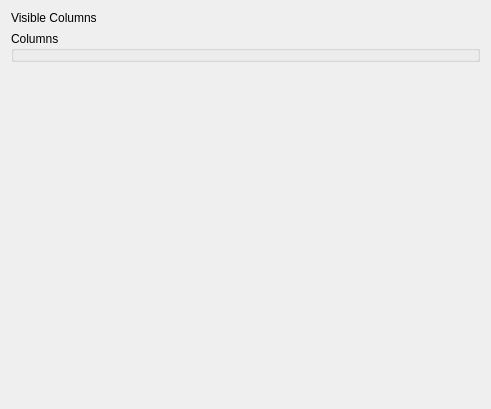
The window that options/TreeViewOptions.ui (bendalab/NixView) describes before a commit, drawn with Qt 5.
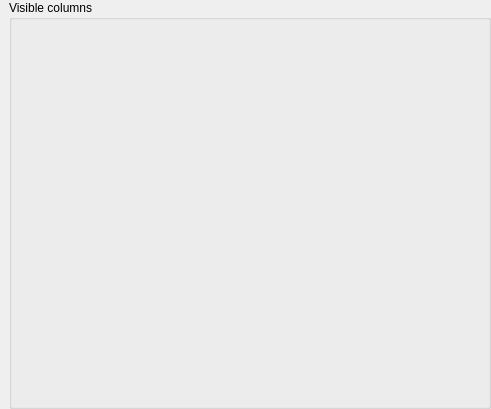
The same window after the commit.

Commit message: [treeviewopts] add indicator to code for the kind of tree the settings are for

Patch:
```diff
--- a/options/TreeViewOptions.ui
+++ b/options/TreeViewOptions.ui
@@ -14,39 +14,25 @@
    <string>Form</string>
   </property>
   <layout class="QVBoxLayout" name="verticalLayout">
-   <item>
-    <widget class="QLabel" name="label">
-     <property name="sizePolicy">
-      <sizepolicy hsizetype="Preferred" vsizetype="Preferred">
-       <horstretch>0</horstretch>
-       <verstretch>0</verstretch>
-      </sizepolicy>
-     </property>
-     <property name="text">
-      <string>Visible Columns</string>
-     </property>
-    </widget>
-   </item>
+   <property name="leftMargin">
+    <number>9</number>
+   </property>
+   <property name="topMargin">
+    <number>0</number>
+   </property>
+   <property name="rightMargin">
+    <number>0</number>
+   </property>
+   <property name="bottomMargin">
+    <number>0</number>
+   </property>
    <item>
     <widget class="QGroupBox" name="check_boxes">
      <property name="title">
-      <string>Columns</string>
+      <string>Visible columns</string>
      </property>
     </widget>
    </item>
-   <item>
-    <spacer name="verticalSpacer">
-     <property name="orientation">
-      <enum>Qt::Vertical</enum>
-     </property>
-     <property name="sizeHint" stdset="0">
-      <size>
-       <width>20</width>
-       <height>40</height>
-      </size>
-     </property>
-    </spacer>
-   </item>
   </layout>
  </widget>
  <resources/>
```
The commit also changes 2 other files.
